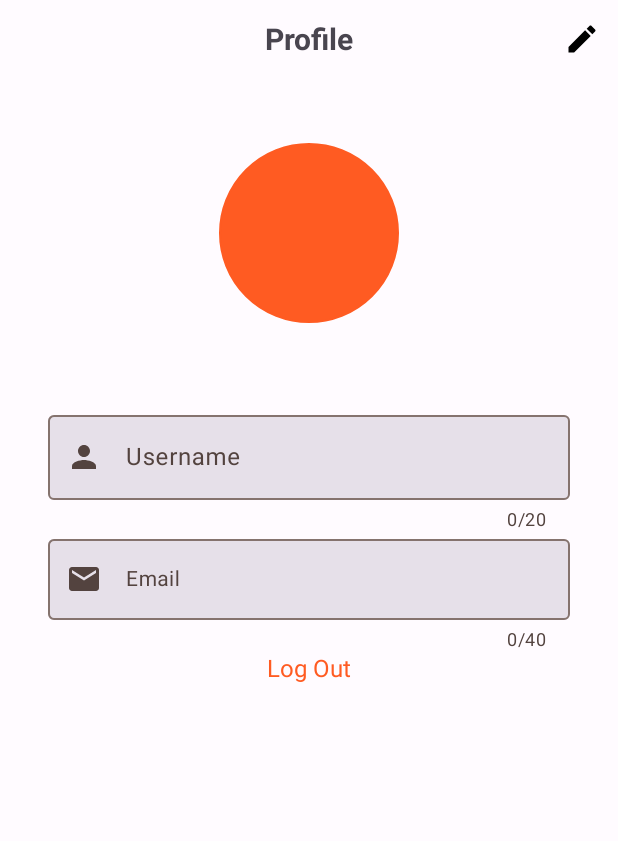
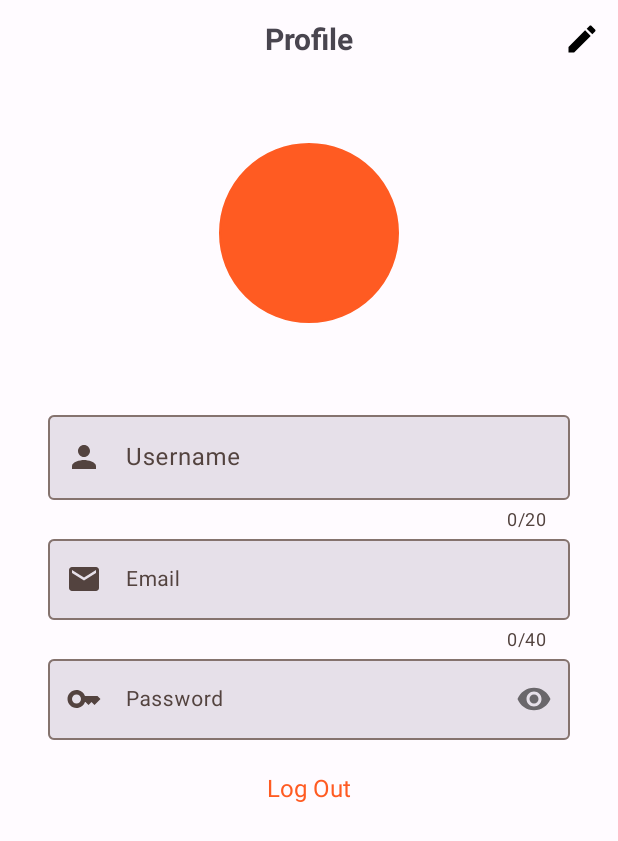
Before and after one commit to asnafialkaromi/24001084-km6-asn-SFoods, an Android app: the fragment ProfileFragment shown on its own in the app's theme, on a phone screen of 412 x 824 dp. Shown: the top 841 px of the screen. Run offline under Robolectric (Android 15) with nearby library versions, the phone set to English and light mode, and no system bars; our stand-ins replace Firebase (no records; nobody signed in at launch, a user with empty details on screens opened directly).

Commit message:
Improve code writing and try feature update email

```diff
--- a/app/src/main/java/com/nafi/sfoods/data/repository/UserRepository.kt
+++ b/app/src/main/java/com/nafi/sfoods/data/repository/UserRepository.kt
@@ -33,7 +33,7 @@ interface UserRepository {
 
     suspend fun updatePassword(newPassword: String): Flow<ResultWrapper<Boolean>>
 
-    suspend fun updateEmail(newEmail: String): Flow<ResultWrapper<Boolean>>
+    suspend fun updateEmail(newEmail: String, password: String): Flow<ResultWrapper<Boolean>>
 
     fun sendChangePasswordRequestByEmail(): Boolean
 }
@@ -76,8 +76,8 @@ class UserRepositoryImpl(
         return proceedFlow { dataSource.updatePassword(newPassword) }
     }
 
-    override suspend fun updateEmail(newEmail: String): Flow<ResultWrapper<Boolean>> {
-        return proceedFlow { dataSource.updateEmail(newEmail) }
+    override suspend fun updateEmail(newEmail: String,password: String): Flow<ResultWrapper<Boolean>> {
+        return proceedFlow { dataSource.updateEmail(newEmail,password) }
     }
 
     override fun sendChangePasswordRequestByEmail(): Boolean {
--- a/app/src/main/java/com/nafi/sfoods/presentation/login/LoginActivity.kt
+++ b/app/src/main/java/com/nafi/sfoods/presentation/login/LoginActivity.kt
@@ -60,7 +60,7 @@ class LoginActivity : AppCompatActivity() {
                     binding.btnLogin.isEnabled = true
                     Toast.makeText(
                         this,
-                        "Login Berhasil",
+                        getString(R.string.text_login_success),
                         Toast.LENGTH_SHORT
                     ).show()
                     navigateToMain()
@@ -71,7 +71,7 @@ class LoginActivity : AppCompatActivity() {
                     getString(R.string.text_button_login).also { binding.btnLogin.text = it }
                     Toast.makeText(
                         this,
-                        "Login Failed : ${it.exception?.message.orEmpty()}",
+                        getString(R.string.text_login_failed, it.exception?.message.orEmpty()),
                         Toast.LENGTH_SHORT
                     ).show()
                 },
--- a/app/src/main/java/com/nafi/sfoods/presentation/register/RegisterActivity.kt
+++ b/app/src/main/java/com/nafi/sfoods/presentation/register/RegisterActivity.kt
@@ -143,7 +143,7 @@ class RegisterActivity : AppCompatActivity() {
                     binding.btnRegister.isVisible = true
                     Toast.makeText(
                         this,
-                        "Register Berhasil",
+                        getString(R.string.text_register_success),
                         Toast.LENGTH_SHORT
                     ).show()
                     navigateToLogin()
@@ -153,7 +153,7 @@ class RegisterActivity : AppCompatActivity() {
                     getString(R.string.text_button_register).also { binding.btnRegister.text = it }
                     Toast.makeText(
                         this,
-                        "Register Failed : ${it.exception?.message.orEmpty()}",
+                        getString(R.string.text_register_failed, it.exception?.message.orEmpty()),
                         Toast.LENGTH_SHORT
                     ).show()
                 },
--- /dev/null
+++ b/app/src/main/res/drawable/ic_key.xml
@@ -0,0 +1,5 @@
+<vector xmlns:android="http://schemas.android.com/apk/res/android" android:height="24dp" android:tint="#000000" android:viewportHeight="24" android:viewportWidth="24" android:width="24dp">
+
+    <path android:fillColor="@android:color/white" android:pathData="M21,10h-8.35C11.83,7.67 9.61,6 7,6c-3.31,0 -6,2.69 -6,6s2.69,6 6,6c2.61,0 4.83,-1.67 5.65,-4H13l2,2l2,-2l2,2l4,-4.04L21,10zM7,15c-1.65,0 -3,-1.35 -3,-3c0,-1.65 1.35,-3 3,-3s3,1.35 3,3C10,13.65 8.65,15 7,15z"/>
+
+</vector>
--- a/app/src/main/res/layout/fragment_profile.xml
+++ b/app/src/main/res/layout/fragment_profile.xml
@@ -36,8 +36,7 @@
             android:layout_height="wrap_content"
             android:enabled="false"
             android:hint="@string/text_hint_username"
-            android:inputType="text"
-            android:text="@string/text_username" />
+            android:inputType="text" />
 
     </com.google.android.material.textfield.TextInputLayout>
 
@@ -59,7 +58,27 @@
             android:enabled="false"
             android:hint="@string/text_hint_email"
             android:inputType="textEmailAddress"
-            android:text="@string/text_email"
+            android:textSize="14sp" />
+
+    </com.google.android.material.textfield.TextInputLayout>
+
+    <com.google.android.material.textfield.TextInputLayout
+        android:id="@+id/til_password"
+        android:layout_width="match_parent"
+        android:layout_height="wrap_content"
+        android:layout_marginHorizontal="32dp"
+        app:boxBackgroundColor="?attr/colorSurfaceContainerHighest"
+        app:errorEnabled="true"
+        app:passwordToggleEnabled="true"
+        app:startIconDrawable="@drawable/ic_key">
+
+        <com.google.android.material.textfield.TextInputEditText
+            android:id="@+id/text_edit_password"
+            android:layout_width="match_parent"
+            android:layout_height="wrap_content"
+            android:enabled="false"
+            android:hint="@string/text_hint_password"
+            android:inputType="textPassword"
             android:textSize="14sp" />
 
     </com.google.android.material.textfield.TextInputLayout>
@@ -70,8 +89,7 @@
         android:layout_height="wrap_content"
         android:text="@string/text_log_out"
         android:textAlignment="center"
-        android:textSize="16sp"
         android:textColor="@color/seed"
-        />
+        android:textSize="16sp" />
 
 </LinearLayout>
--- a/app/src/main/res/values/strings.xml
+++ b/app/src/main/res/values/strings.xml
@@ -7,9 +7,7 @@
     <string name="title_tab_profile">Profile</string>
     <string name="text_profile">Profile</string>
     <string name="text_hint_username">Username</string>
-    <string name="text_username">asnafialkaromi</string>
     <string name="text_hint_email">Email</string>
-    <string name="text_email">asnafialkaromi4@gmail.com</string>
     <string name="text_hint_phone_number">No. Telepon</string>
     <string name="text_phone_number">085159320776</string>
     <string name="text_name">Hai, Asnafi</string>
@@ -80,4 +78,11 @@
     <string name="text_notif_logout">Anda telah Logout</string>
     <string name="text_username_is_empty">Username tidak boleh kosong</string>
     <string name="text_email_is_empty">Email tidak boleh kosong</string>
+    <string name="text_password_is_empty">Password tidak boleh kosong</string>
+    <string name="text_success_update_email">Update email berhasil</string>
+    <string name="text_success_update_name">Update nama berhasil</string>
+    <string name="text_login_success">Login Berhasil</string>
+    <string name="text_login_failed">Login Gagal : %1$s</string>
+    <string name="text_register_success">Register Berhasil</string>
+    <string name="text_register_failed">Register Gagal : %1$s</string>
 </resources>
```
Also changed, not shown: app/src/main/java/com/nafi/sfoods/data/datasource/auth/AuthDataSource.kt (+27 -4 lines), app/src/main/java/com/nafi/sfoods/presentation/main/MainActivity.kt (+4 -8 lines), app/src/main/java/com/nafi/sfoods/presentation/profile/ProfileFragment.kt (+61 -24 lines), app/src/main/java/com/nafi/sfoods/presentation/profile/ProfileViewModel.kt (+19 -4 lines).
